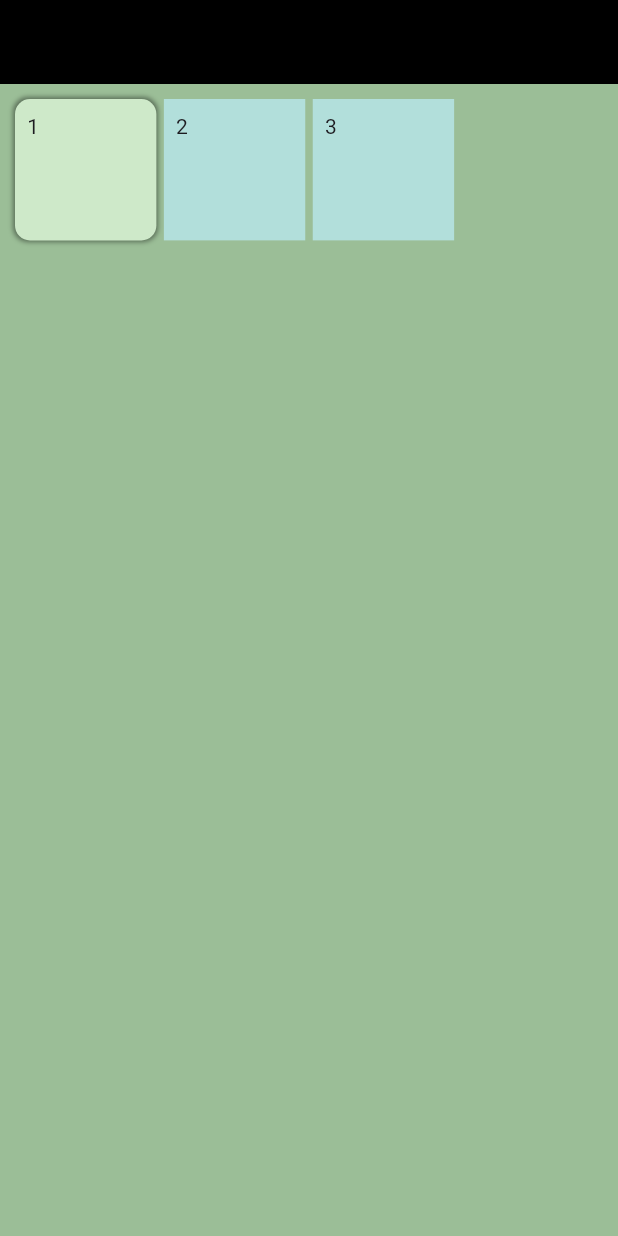
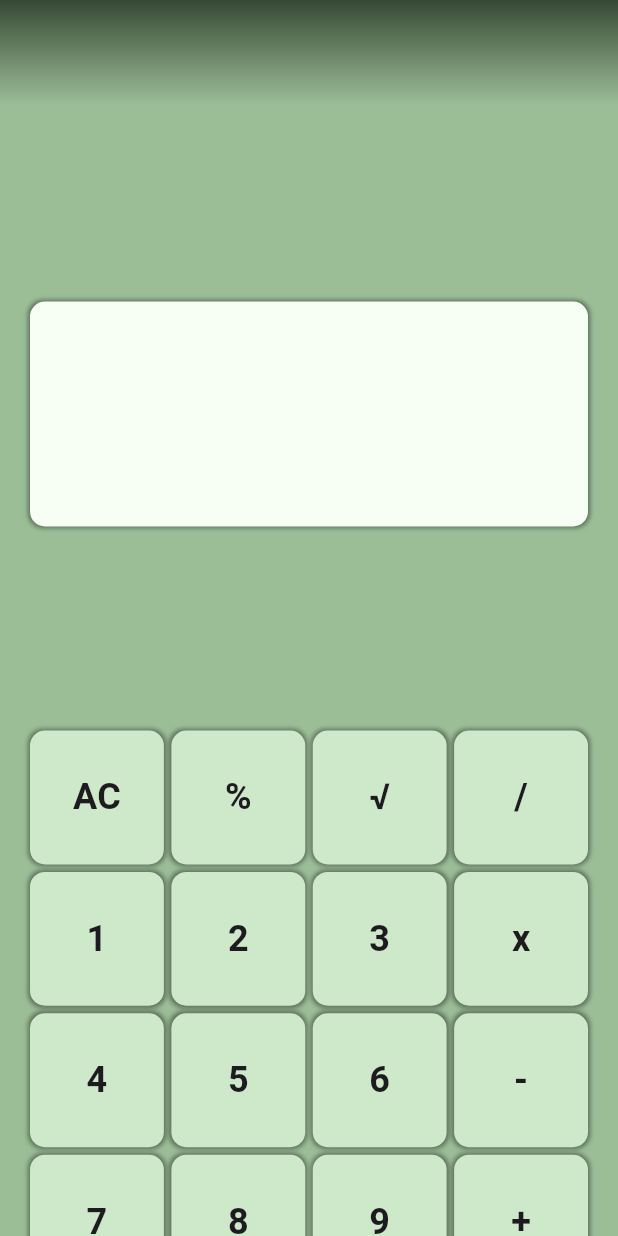
Before and after one commit to JeanBaptisteCheramy/flutter_application_1, a Flutter app: the screen it shows after launch, on a phone screen of 412 x 824 dp. Run offline on Flutter 3.47's test engine with Material 3 defaults, Android fonts, the phone set to English and light mode, and no system bars.

Commit message:
display & number in home

```diff
--- a/lib/pages/home/home.dart
+++ b/lib/pages/home/home.dart
@@ -1,4 +1,6 @@
 import 'package:flutter/material.dart';
+import 'package:flutter_application_1/widgets/display.dart';
+import 'package:flutter_application_1/widgets/numbers.dart';
 
 class HomePage extends StatelessWidget {
   const HomePage({super.key});
@@ -7,40 +9,29 @@ class HomePage extends StatelessWidget {
   Widget build(BuildContext context) {
     return Scaffold(
       backgroundColor: const Color.fromARGB(255, 155, 190, 151),
-      appBar: AppBar(
-        backgroundColor: const Color.fromARGB(255, 0, 0, 0),
+      appBar: PreferredSize(
+        preferredSize: const Size.fromHeight(70.0),
+        child: Container(
+          decoration: const BoxDecoration(
+              gradient: LinearGradient(
+            begin: Alignment.topCenter,
+            end: Alignment.bottomCenter,
+            colors: [
+              Color.fromARGB(255, 55, 72, 53),
+              Color.fromARGB(255, 155, 190, 151),
+            ],
+          )),
+        ),
       ),
       body: GridView.count(
         primary: false,
         padding: const EdgeInsets.all(10),
         crossAxisSpacing: 5,
         mainAxisSpacing: 5,
-        crossAxisCount: 4,
-        children: <Widget>[
-          Container(
-            padding: const EdgeInsets.all(8),
-            decoration: BoxDecoration(
-              borderRadius: BorderRadius.circular(10),
-              color: const Color.fromARGB(255, 206, 233, 201),
-              boxShadow: const [
-                BoxShadow(
-                    color: Color.fromARGB(108, 0, 0, 0),
-                    spreadRadius: 1,
-                    blurRadius: 2),
-              ],
-            ),
-            child: const Text("1"),
-          ),
-          Container(
-            padding: const EdgeInsets.all(8),
-            color: Colors.teal[100],
-            child: const Text("2"),
-          ),
-          Container(
-            padding: const EdgeInsets.all(8),
-            color: Colors.teal[100],
-            child: const Text("3"),
-          ),
+        crossAxisCount: 1,
+        children: const <Widget>[
+          SizedBox(height: 100, child: Display()),
+          Numbers()
         ],
       ),
     );
--- /dev/null
+++ b/lib/widgets/display.dart
@@ -0,0 +1,24 @@
+import 'package:flutter/material.dart';
+
+class Display extends StatelessWidget {
+  const Display({super.key});
+
+  @override
+  Widget build(BuildContext context) {
+    return Center(
+        child: Container(
+      height: 150,
+      margin: const EdgeInsets.fromLTRB(10, 0, 10, 0),
+      decoration: BoxDecoration(
+        borderRadius: BorderRadius.circular(10),
+        color: const Color.fromARGB(255, 247, 255, 245),
+        boxShadow: const [
+          BoxShadow(
+              color: Color.fromARGB(108, 0, 0, 0),
+              spreadRadius: 1,
+              blurRadius: 2),
+        ],
+      ),
+    ));
+  }
+}
--- /dev/null
+++ b/lib/widgets/numbers.dart
@@ -0,0 +1,62 @@
+import 'package:flutter/material.dart';
+
+List values = [
+  "AC",
+  "%",
+  "√",
+  "/",
+  "1",
+  "2",
+  "3",
+  "x",
+  "4",
+  "5",
+  "6",
+  "-",
+  "7",
+  "8",
+  "9",
+  "+",
+  "0",
+  ",",
+  "",
+  "="
+];
+
+class Numbers extends StatelessWidget {
+  const Numbers({super.key});
+
+  @override
+  Widget build(BuildContext context) {
+    return Scaffold(
+      backgroundColor: const Color.fromARGB(255, 155, 190, 151),
+      body: GridView.count(
+        primary: false,
+        padding: const EdgeInsets.all(10),
+        crossAxisSpacing: 5,
+        mainAxisSpacing: 5,
+        crossAxisCount: 4,
+        children: values.map((value) {
+          return Container(
+            padding: const EdgeInsets.all(8),
+            decoration: BoxDecoration(
+              borderRadius: BorderRadius.circular(10),
+              color: const Color.fromARGB(255, 206, 233, 201),
+              boxShadow: const [
+                BoxShadow(
+                    color: Color.fromARGB(108, 0, 0, 0),
+                    spreadRadius: 1,
+                    blurRadius: 2),
+              ],
+            ),
+            child: Center(
+              child: Text(value,
+                  style: const TextStyle(
+                      fontWeight: FontWeight.bold, fontSize: 24)),
+            ),
+          );
+        }).toList(),
+      ),
+    );
+  }
+}
```
Also changed, not shown: lib/services/variables.dart (added).
